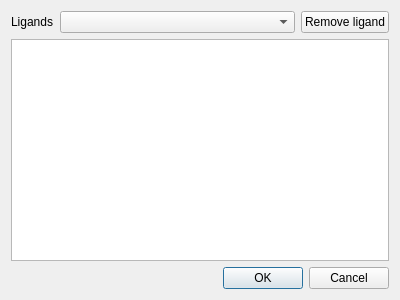
The window that src/ui/editcomplexationdialog.ui (echmet/PeakMasterNG) describes before a commit, drawn with Qt 5.
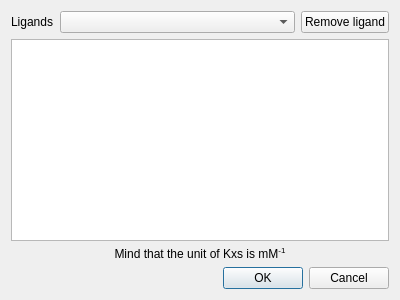
The same window after the commit.

Commit message: Add a hint that Kxs unit is mM^-1

```diff
--- a/src/ui/editcomplexationdialog.ui
+++ b/src/ui/editcomplexationdialog.ui
@@ -53,6 +53,16 @@
      </item>
     </layout>
    </item>
+   <item>
+    <widget class="QLabel" name="ql_kxsUnitHint">
+     <property name="text">
+      <string>&lt;html&gt;&lt;head/&gt;&lt;body&gt;&lt;p&gt;Mind that the unit of Kxs is mM&lt;span style=&quot; vertical-align:super;&quot;&gt;-1&lt;/span&gt;&lt;/p&gt;&lt;/body&gt;&lt;/html&gt;</string>
+     </property>
+     <property name="alignment">
+      <set>Qt::AlignCenter</set>
+     </property>
+    </widget>
+   </item>
    <item>
     <widget class="QDialogButtonBox" name="qbbox_okCanc">
      <property name="standardButtons">
```
